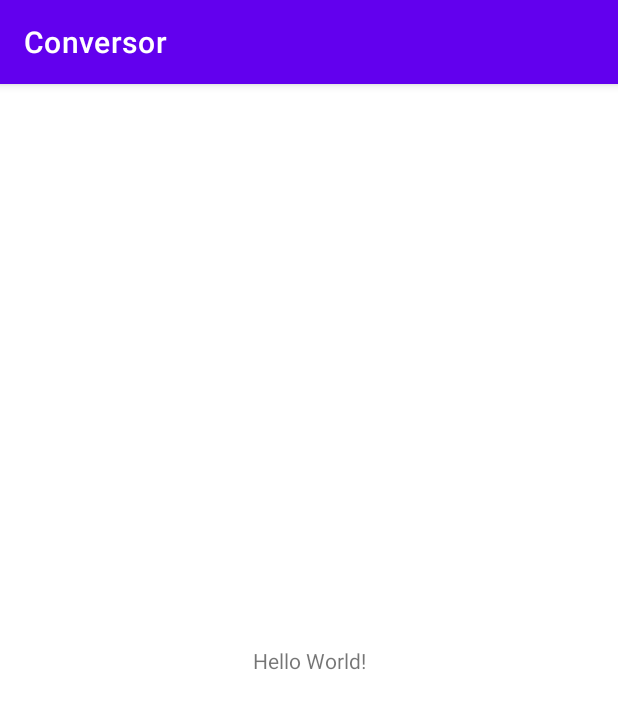
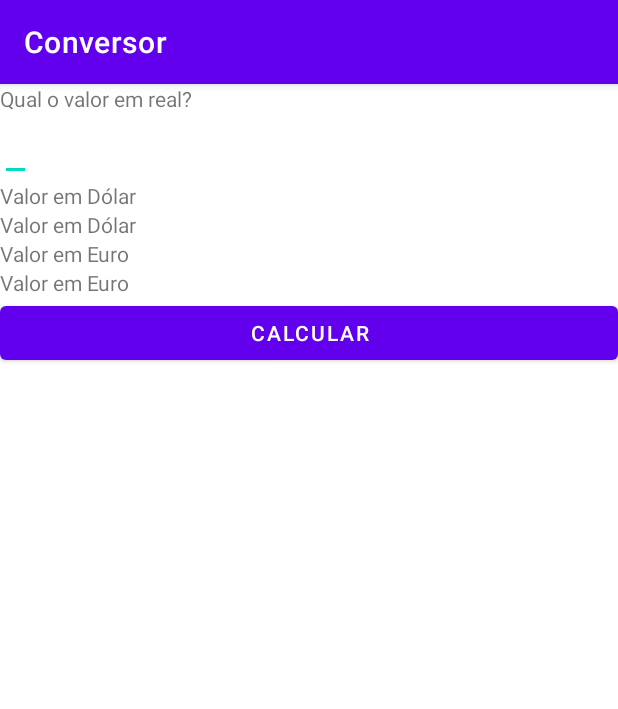
Before and after one commit to FelipeOliver00/Conversor, an Android app: the screen it shows after launch (MainActivity), on a phone screen of 412 x 824 dp. Shown: the top 709 px of the screen. Run offline under Robolectric (Android 15) with nearby library versions, the phone set to English and light mode, and no system bars.

Commit message:
Creating elements

```diff
--- a/app/src/main/res/layout/activity_main.xml
+++ b/app/src/main/res/layout/activity_main.xml
@@ -1,18 +1,57 @@
 <?xml version="1.0" encoding="utf-8"?>
-<androidx.constraintlayout.widget.ConstraintLayout xmlns:android="http://schemas.android.com/apk/res/android"
+<LinearLayout
+    xmlns:android="http://schemas.android.com/apk/res/android"
     xmlns:app="http://schemas.android.com/apk/res-auto"
     xmlns:tools="http://schemas.android.com/tools"
+    android:orientation="vertical"
     android:layout_width="match_parent"
     android:layout_height="match_parent"
     tools:context=".MainActivity">
 
+    <!--
+        Orientação vertical empilhado
+
+        Utilizamos layout width e heigth para definir
+     wrap_content diz para ocupar o tamanho que precisa
+     match_parent diz para ocupar tudo em relação ao pai
+    -->
     <TextView
         android:layout_width="wrap_content"
         android:layout_height="wrap_content"
-        android:text="Hello World!"
-        app:layout_constraintBottom_toBottomOf="parent"
-        app:layout_constraintLeft_toLeftOf="parent"
-        app:layout_constraintRight_toRightOf="parent"
-        app:layout_constraintTop_toTopOf="parent" />
+        android:text="@string/qual_o_valor_em_real"
+         />
+    <EditText
+        android:layout_width="wrap_content"
+        android:layout_height="wrap_content"
+        android:text=""
+        />
 
-</androidx.constraintlayout.widget.ConstraintLayout>
+    <TextView
+        android:layout_width="wrap_content"
+        android:layout_height="wrap_content"
+        android:text="@string/valor_em_dolar"
+        />
+    <TextView
+        android:layout_width="wrap_content"
+        android:layout_height="wrap_content"
+        android:text="@string/valor_em_dolar"
+        />
+
+    <TextView
+        android:layout_width="wrap_content"
+        android:layout_height="wrap_content"
+        android:text="@string/valor_em_euro"
+        />
+    <TextView
+        android:layout_width="wrap_content"
+        android:layout_height="wrap_content"
+        android:text="@string/valor_em_euro"
+        />
+
+    <Button
+        android:layout_width="match_parent"
+        android:layout_height="wrap_content"
+        android:text="@string/calcular"
+        />
+
+</LinearLayout>
--- a/app/src/main/res/values/strings.xml
+++ b/app/src/main/res/values/strings.xml
@@ -1,3 +1,7 @@
 <resources>
     <string name="app_name">Conversor</string>
+    <string name="qual_o_valor_em_real">Qual o valor em real?</string>
+    <string name="valor_em_dolar">Valor em Dólar</string>
+    <string name="valor_em_euro">Valor em Euro</string>
+    <string name="calcular">calcular</string>
 </resources>
```
